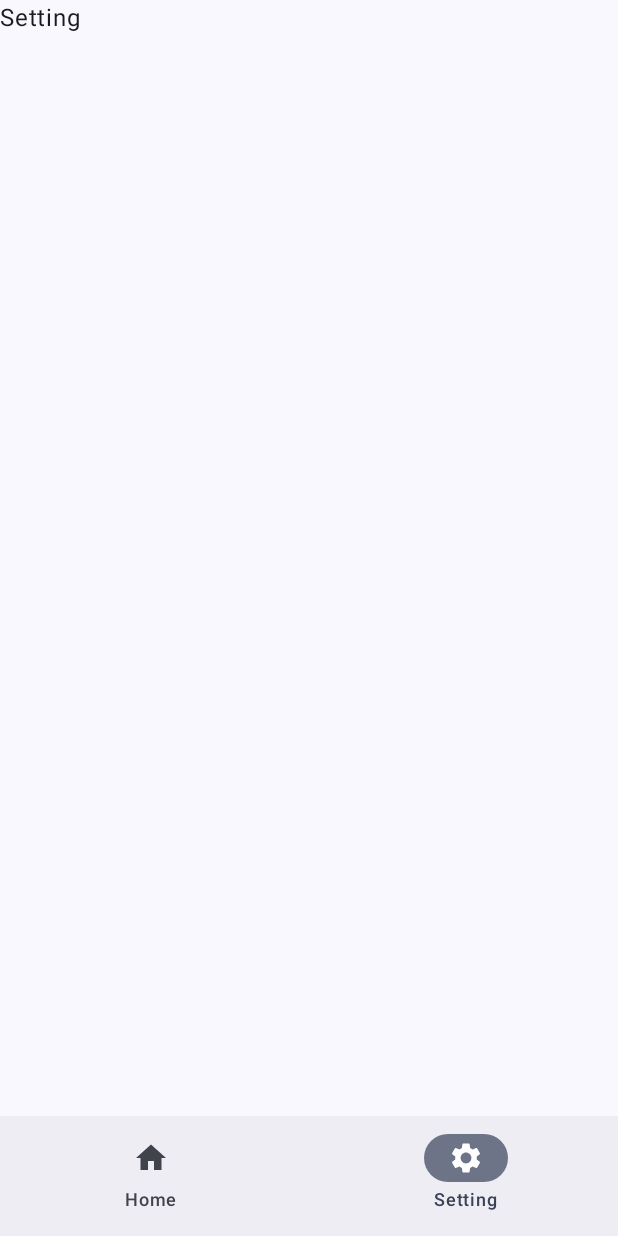
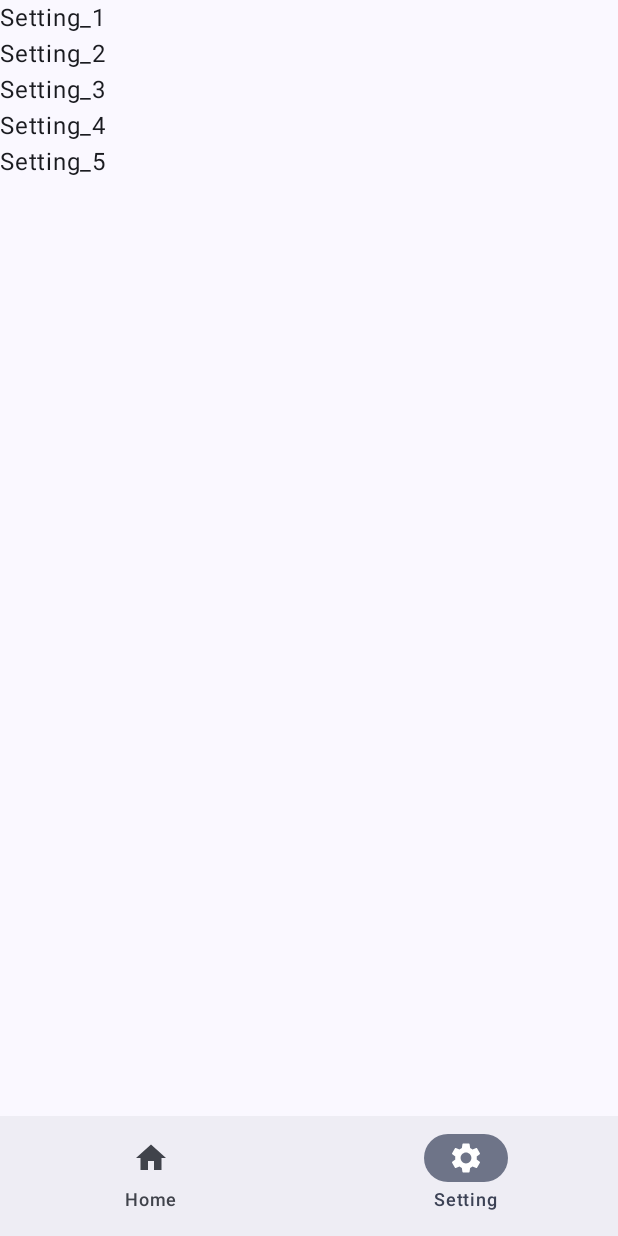
Before and after one commit to yugo-miyabe/PedometerApp, an Android app built with Jetpack Compose: the screen it shows after launch (MainActivity), item 2 of the bottom bar chosen, on a phone screen of 412 x 824 dp. Run offline under Robolectric (Android 15) with nearby library versions, the phone set to English and light mode, and no system bars; our stand-ins replace navigation suite.

Commit message:
権限を取得する処理を追加

```diff
--- a/PedometerApp/feature/home/src/main/java/jp/yuyuyu/home/HomeScreen.kt
+++ b/PedometerApp/feature/home/src/main/java/jp/yuyuyu/home/HomeScreen.kt
@@ -1,5 +1,9 @@
 package jp.yuyuyu.home
 
+import android.Manifest
+import android.util.Log
+import androidx.activity.compose.rememberLauncherForActivityResult
+import androidx.activity.result.contract.ActivityResultContracts
 import androidx.compose.foundation.layout.WindowInsets
 import androidx.compose.foundation.layout.WindowInsetsSides
 import androidx.compose.foundation.layout.asPaddingValues
@@ -15,11 +19,22 @@ import androidx.compose.ui.Modifier
 
 @Composable
 fun HomeScreen() {
+    val permissionLaunch =
+        rememberLauncherForActivityResult(contract = ActivityResultContracts.RequestPermission()) { isGranted ->
+            if (isGranted) {
+                Log.d("tag", isGranted.toString())
+            } else {
+                Log.d("tag", isGranted.toString())
+            }
+        }
     Scaffold(modifier = Modifier.fillMaxSize()) { innerPadding ->
         val insetsPadding =
             WindowInsets.systemBars.only(
                 WindowInsetsSides.Horizontal + WindowInsetsSides.Bottom
             ).asPaddingValues()
+
+        permissionLaunch.launch(Manifest.permission.ACTIVITY_RECOGNITION)
+
         LazyColumn(
             modifier = Modifier
                 .fillMaxSize()
--- a/PedometerApp/feature/setting/src/main/java/jp/yuyuyu/setting/SettingScreen.kt
+++ b/PedometerApp/feature/setting/src/main/java/jp/yuyuyu/setting/SettingScreen.kt
@@ -1,13 +1,48 @@
 package jp.yuyuyu.setting
 
+import androidx.compose.foundation.layout.WindowInsets
+import androidx.compose.foundation.layout.WindowInsetsSides
+import androidx.compose.foundation.layout.asPaddingValues
+import androidx.compose.foundation.layout.fillMaxSize
+import androidx.compose.foundation.layout.only
+import androidx.compose.foundation.layout.padding
+import androidx.compose.foundation.layout.systemBars
+import androidx.compose.foundation.lazy.LazyColumn
+import androidx.compose.material3.Scaffold
 import androidx.compose.material3.Surface
 import androidx.compose.material3.Text
 import androidx.compose.runtime.Composable
+import androidx.compose.ui.Modifier
 
 @Composable
 fun SettingScreen() {
-    Surface() {
-        Text(text = "Setting")
+    Scaffold(modifier = Modifier.fillMaxSize()) { innerPadding ->
+        val insetsPadding =
+            WindowInsets.systemBars.only(
+                WindowInsetsSides.Horizontal + WindowInsetsSides.Bottom
+            ).asPaddingValues()
+        LazyColumn(
+            modifier = Modifier
+                .fillMaxSize()
+                .padding(innerPadding),
+            contentPadding = insetsPadding
+        ) {
+            item {
+                Text(text = "Setting_1")
+            }
+            item {
+                Text(text = "Setting_2")
+            }
+            item {
+                Text(text = "Setting_3")
+            }
+            item {
+                Text(text = "Setting_4")
+            }
+            item {
+                Text(text = "Setting_5")
+            }
+        }
     }
 }
 
```
